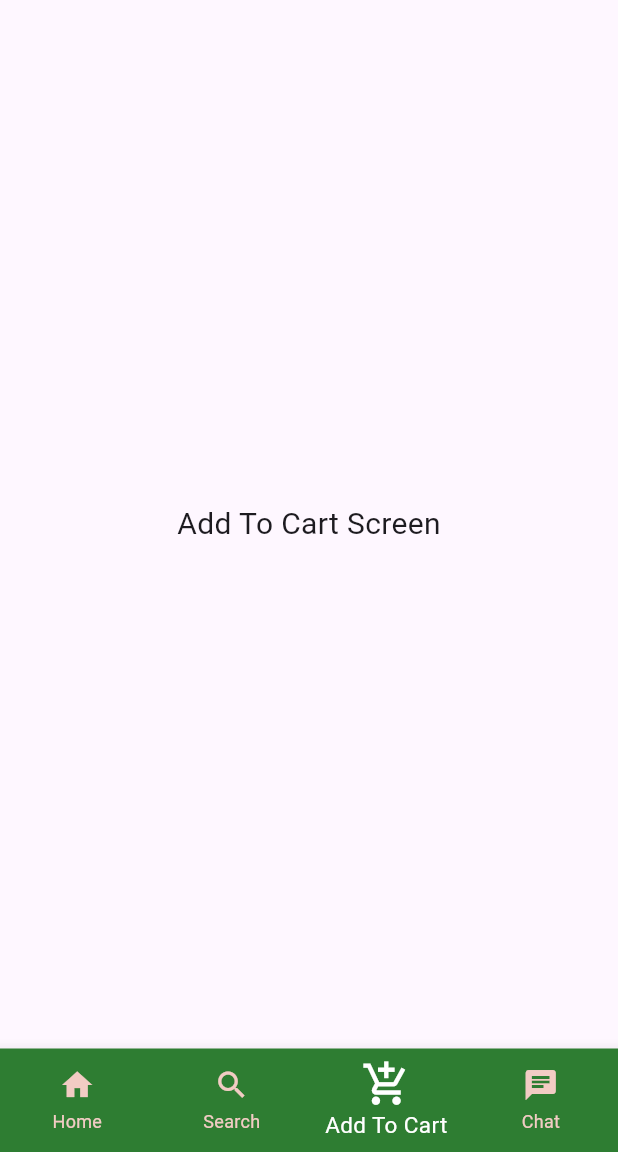
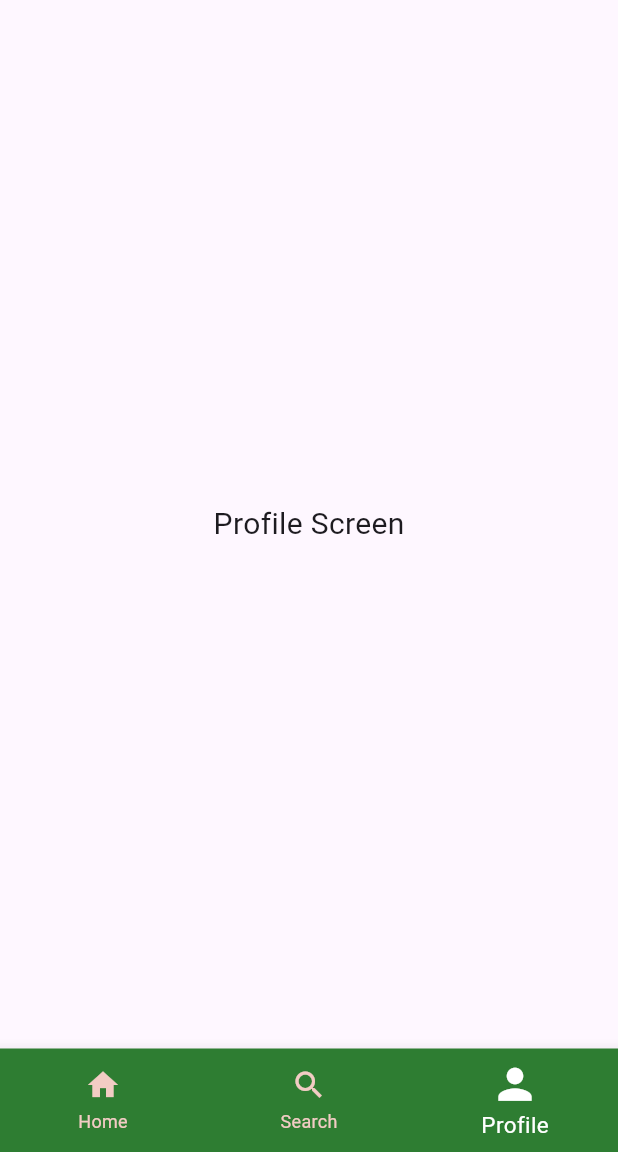
Before and after one commit to Kavan2003/gogreen, a Flutter app: the Home screen opened directly, item 3 of the bottom bar chosen, on a phone screen of 412 x 824 dp, the part 84-1236 px from its top. Run offline on Flutter 3.47's test engine with Material 3 defaults, Android fonts, the light colour scheme and no system bars; our stand-ins replace flutter_local_notifications, permission_handler, timezone; missing offline and left inert: flutter_email_validator, maplibre_gl.

```diff
--- a/gogreenfrontend/lib/screens/home/home.dart
+++ b/gogreenfrontend/lib/screens/home/home.dart
@@ -23,13 +23,13 @@ class _HomeState extends State<Home> {
       icon: Icon(Icons.search),
       label: 'Search',
     ),
+    // BottomNavigationBarItem(
+    //   icon: Icon(Icons.add_shopping_cart),
+    //   label: 'Add To Cart',
+    // ),
     BottomNavigationBarItem(
-      icon: Icon(Icons.add_shopping_cart),
-      label: 'Add To Cart',
-    ),
-    BottomNavigationBarItem(
-      icon: Icon(Icons.chat),
-      label: 'Chat',
+      icon: Icon(Icons.person),
+      label: 'Profile',
     ),
   ];
 
@@ -37,8 +37,8 @@ class _HomeState extends State<Home> {
     // Define each screen corresponding to bottom navigation items
     HomeScreen(),
     SearchScreen(),
-    AddToCartScreen(),
-    ChatScreen(),
+    //AddToCartScreen(),
+    ProfileScreen(),
   ];
 
   void _onItemTapped(int index) {
@@ -153,7 +153,7 @@ class HomeScreen extends StatelessWidget {
 class SearchScreen extends StatelessWidget {
   @override
   Widget build(BuildContext context) {
-    return Center(
+    return const Center(
       child: Text(
         'Search Screen',
         style: TextStyle(fontSize: 20.0),
@@ -162,26 +162,26 @@ class SearchScreen extends StatelessWidget {
   }
 }
 
-class AddToCartScreen extends StatelessWidget {
+// class AddToCartScreen extends StatelessWidget {
+//   @override
+//   Widget build(BuildContext context) {
+//     return const Center(
+//       child: Text(
+//         'Add To Cart Screen',
+//         style: TextStyle(fontSize: 20.0),
+//       ),
+//     );
+//   }
+// }
+
+class ProfileScreen extends StatelessWidget {
   @override
   Widget build(BuildContext context) {
-    return Center(
+    return const Center(
       child: Text(
-        'Add To Cart Screen',
+        'Profile Screen',
         style: TextStyle(fontSize: 20.0),
       ),
     );
   }
 }
-
-class ChatScreen extends StatelessWidget {
-  @override
-  Widget build(BuildContext context) {
-    return Center(
-      child: Text(
-        'Chat Screen',
-        style: TextStyle(fontSize: 20.0),
-      ),
-    );
-  }
-}
--- a/gogreenfrontend/lib/screens/signup/address.dart
+++ b/gogreenfrontend/lib/screens/signup/address.dart
@@ -1,9 +1,6 @@
-import 'dart:ui';
-
 import 'package:flutter/material.dart';
 import 'package:flutter_email_validator/email_validator.dart';
 import '../../util/constants.dart';
-import '../home/home.dart';
 import '../login/login.dart'; // Import your constants file
 
 class Address extends StatefulWidget {
```
Also changed, not shown: gogreenfrontend/lib/screens/login/login.dart (+10 -2 lines).
